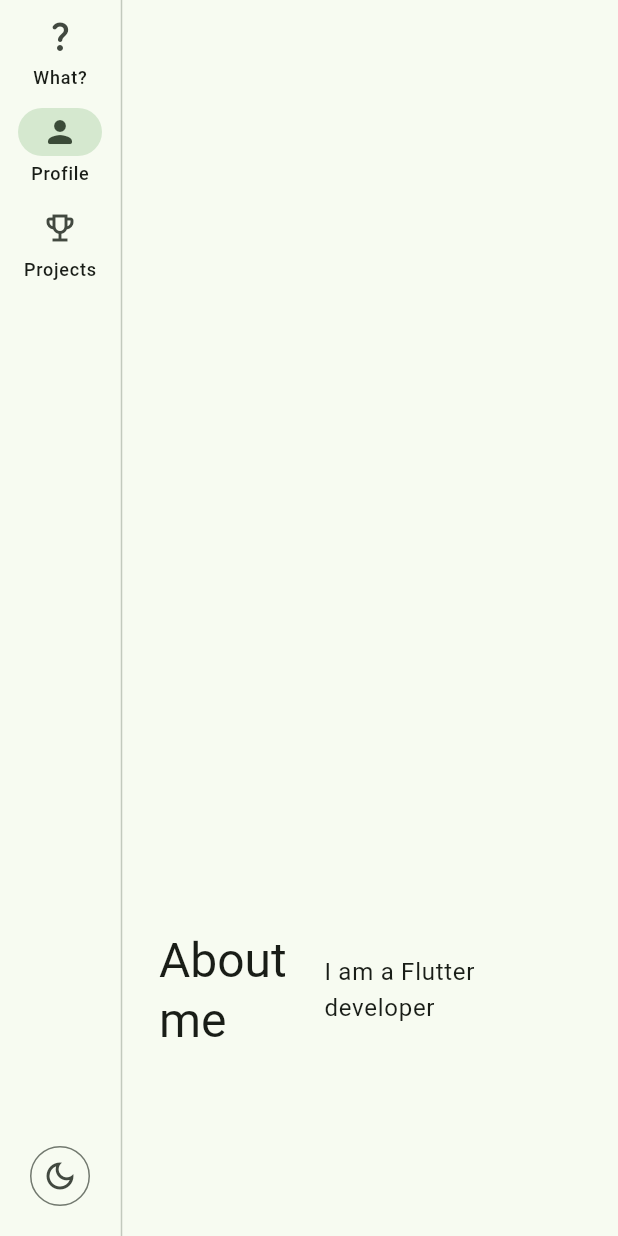
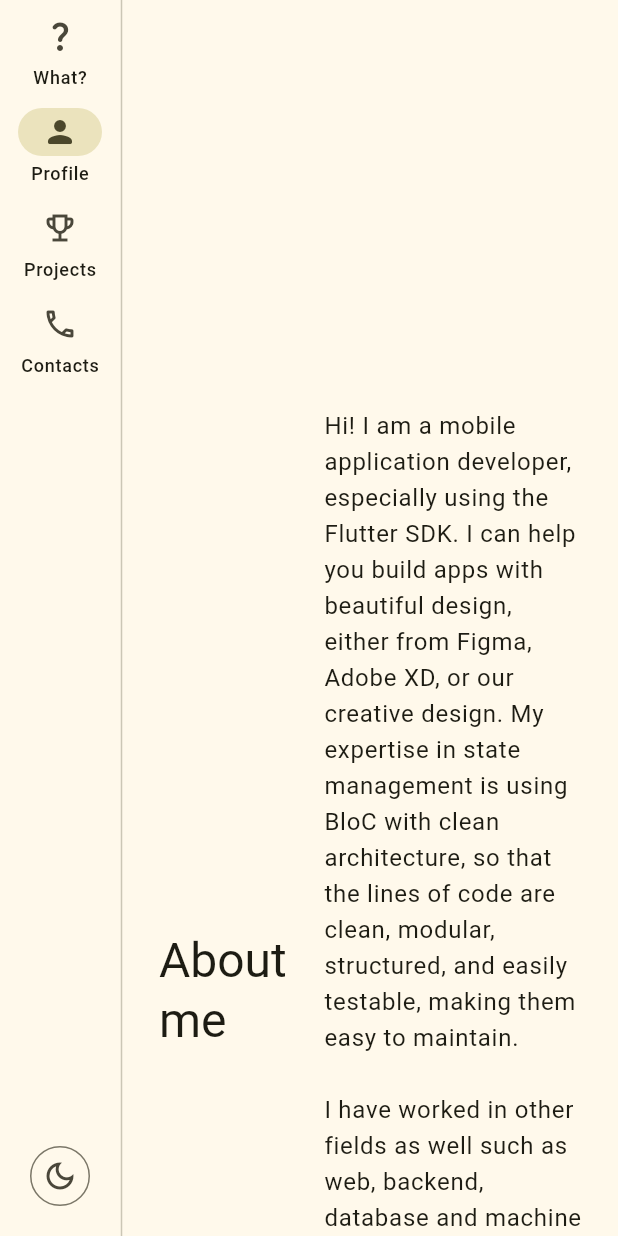
Before and after one commit to azliR/azliR, a Flutter app: the screen it shows after launch, scrolled down 576 dp, after a tap on the "light mode" icon, on a phone screen of 412 x 824 dp. Run offline on Flutter 3.47's test engine with Material 2 defaults, Android fonts, the phone set to English and light mode, and no system bars; our stand-ins replace bloc, cached_network_image, carousel_slider, equatable, flutter_bloc, flutter_markdown and 4 more; missing offline and left inert: markdown; network calls fail.

Commit message:
added about

```diff
--- a/lib/views/home/home_page.dart
+++ b/lib/views/home/home_page.dart
@@ -1,5 +1,6 @@
 import 'package:azlir_portfolio/blocs/home/home_cubit.dart';
 import 'package:azlir_portfolio/views/home/widgets/about_section.dart';
+import 'package:azlir_portfolio/views/home/widgets/contacts_section.dart';
 import 'package:azlir_portfolio/views/home/widgets/home_section.dart';
 import 'package:azlir_portfolio/views/home/widgets/projects_section.dart';
 import 'package:flutter/material.dart';
@@ -8,7 +9,8 @@ import 'package:flutter_bloc/flutter_bloc.dart';
 enum Section {
   home,
   profile,
-  projects;
+  projects,
+  contacts;
 
   ColorScheme getColorScheme(Brightness brightness) {
     switch (this) {
@@ -19,12 +21,17 @@ enum Section {
         );
       case Section.profile:
         return ColorScheme.fromSeed(
-          seedColor: Colors.green,
+          seedColor: Colors.yellow,
           brightness: brightness,
         );
       case Section.projects:
         return ColorScheme.fromSeed(
           seedColor: Colors.blue,
+          brightness: brightness,
+        );
+      case Section.contacts:
+        return ColorScheme.fromSeed(
+          seedColor: Colors.green,
           brightness: brightness,
         );
     }
@@ -131,6 +138,11 @@ class _HomePageState extends State<HomePage> {
                     selectedIcon: Icon(Icons.emoji_events),
                     label: Text('Projects'),
                   ),
+                  NavigationRailDestination(
+                    icon: Icon(Icons.call_outlined),
+                    selectedIcon: Icon(Icons.call_rounded),
+                    label: Text('Contacts'),
+                  ),
                 ],
               );
             },
@@ -149,6 +161,9 @@ class _HomePageState extends State<HomePage> {
                 SliverToBoxAdapter(
                   child: ProjectsSection(),
                 ),
+                SliverToBoxAdapter(
+                  child: ContactsSection(),
+                ),
               ],
             ),
           ),
--- a/lib/views/home/widgets/about_section.dart
+++ b/lib/views/home/widgets/about_section.dart
@@ -31,7 +31,13 @@ class AboutSection extends StatelessWidget {
               Expanded(
                 flex: 2,
                 child: Text(
-                  'I am a Flutter developer',
+                  '''
+Hi! I am a mobile application developer, especially using the Flutter SDK. I can help you build apps with beautiful design, either from Figma, Adobe XD, or our creative design. My expertise in state management is using BloC with clean architecture, so that the lines of code are clean, modular, structured, and easily testable, making them easy to maintain.
+
+I have worked in other fields as well such as web, backend, database and machine learning. You can see some of the projects I've worked on on the Projects page.
+
+I look forward to working with you to design and provide the right solution to fit your budget, deadlines, and requirements. Together, let's turn your creative ideas into extraordinary products!
+''',
                   style: Theme.of(context).textTheme.bodyLarge?.copyWith(
                         color: colorScheme.onBackground,
                       ),
--- /dev/null
+++ b/lib/views/home/widgets/contacts_section.dart
@@ -0,0 +1,76 @@
+import 'package:flutter/material.dart';
+import 'package:material_design_icons_flutter/material_design_icons_flutter.dart';
+import 'package:url_launcher/url_launcher_string.dart';
+
+class ContactsSection extends StatelessWidget {
+  const ContactsSection({super.key});
+
+  @override
+  Widget build(BuildContext context) {
+    final textTheme = Theme.of(context).textTheme;
+
+    final size = MediaQuery.of(context).size;
+
+    return SizedBox(
+      height: size.height,
+      child: Padding(
+        padding: const EdgeInsets.all(24),
+        child: Center(
+          child: Column(
+            mainAxisSize: MainAxisSize.min,
+            children: [
+              Text(
+                'Contact me',
+                style: textTheme.headlineLarge,
+                textAlign: TextAlign.center,
+              ),
+              const SizedBox(height: 16),
+              Wrap(
+                alignment: WrapAlignment.center,
+                runAlignment: WrapAlignment.center,
+                spacing: 8,
+                runSpacing: 8,
+                children: [
+                  FilledButton.tonalIcon(
+                    onPressed: () =>
+                        launchUrlString('mailto:rizalhadiyansah@gmail.com'),
+                    style: FilledButton.styleFrom(
+                      padding: const EdgeInsets.all(16),
+                    ),
+                    icon: const Icon(Icons.email),
+                    label: const Text('rizalhadiyansah@gmail.com'),
+                  ),
+                  FilledButton.tonalIcon(
+                    onPressed: () =>
+                        launchUrlString('https://wa.me/6289660952861'),
+                    style: FilledButton.styleFrom(
+                      padding: const EdgeInsets.all(16),
+                    ),
+                    icon: Icon(MdiIcons.whatsapp),
+                    label: const Text('+62 896-6095-2861'),
+                  ),
+                  FilledButton.tonalIcon(
+                    onPressed: () => launchUrlString('sms:6289660952861'),
+                    style: FilledButton.styleFrom(
+                      padding: const EdgeInsets.all(16),
+                    ),
+                    icon: const Icon(Icons.chat),
+                    label: const Text('+62 896-6095-2861'),
+                  ),
+                  FilledButton.tonalIcon(
+                    onPressed: () => launchUrlString('tel:6289660952861'),
+                    style: FilledButton.styleFrom(
+                      padding: const EdgeInsets.all(16),
+                    ),
+                    icon: const Icon(Icons.phone),
+                    label: const Text('+62 896-6095-2861'),
+                  ),
+                ],
+              )
+            ],
+          ),
+        ),
+      ),
+    );
+  }
+}
--- a/lib/views/home/widgets/projects_section.dart
+++ b/lib/views/home/widgets/projects_section.dart
@@ -6,6 +6,7 @@ import 'package:azlir_portfolio/models/project.dart';
 import 'package:azlir_portfolio/views/home/widgets/project_tile_widget.dart';
 import 'package:flutter/material.dart';
 import 'package:flutter_bloc/flutter_bloc.dart';
+import 'package:material_design_icons_flutter/material_design_icons_flutter.dart';
 import 'package:url_launcher/url_launcher.dart';
 
 class ProjectsSection extends StatelessWidget {
@@ -23,9 +24,7 @@ class ProjectsSection extends StatelessWidget {
     }).toList()
       ..sort();
 
-    return Material(
-      color: colorScheme.background,
-      child: BlocSelector<HomeCubit, HomeState, List<String>>(
+    return BlocSelector<HomeCubit, HomeState, List<String>>(
       selector: (state) => state.selectedTags,
       builder: (context, selectedTags) {
         List<Project> filteredProjects;
@@ -54,15 +53,16 @@ class ProjectsSection extends StatelessWidget {
               crossAxisAlignment: WrapCrossAlignment.center,
               children: [
                 Text(
-                    'You can find my projects on ',
+                  'You can find my projects on my ',
                   style: Theme.of(context).textTheme.bodyLarge?.copyWith(
                         color: colorScheme.onBackground,
                       ),
                 ),
-                  TextButton(
+                FilledButton.tonalIcon(
                   onPressed: () =>
                       launchUrl(Uri.parse('https://github.com/azliR')),
-                    child: const Text('my GitHub profile'),
+                  icon: Icon(MdiIcons.github),
+                  label: const Text('GitHub Profile'),
                 )
               ],
             ),
@@ -113,7 +113,6 @@ class ProjectsSection extends StatelessWidget {
           ],
         );
       },
-      ),
     );
   }
 }
--- a/pubspec.yaml
+++ b/pubspec.yaml
@@ -26,7 +26,7 @@ dependencies:
   url_launcher: ^6.1.10
   url_strategy: ^0.2.0
 
-dev_dependencies
+dev_dependencies:
   flutter_test:
     sdk: flutter
   very_good_analysis: ^5.0.0+1
```
Lines whose indentation alone changed are shown as unchanged.
